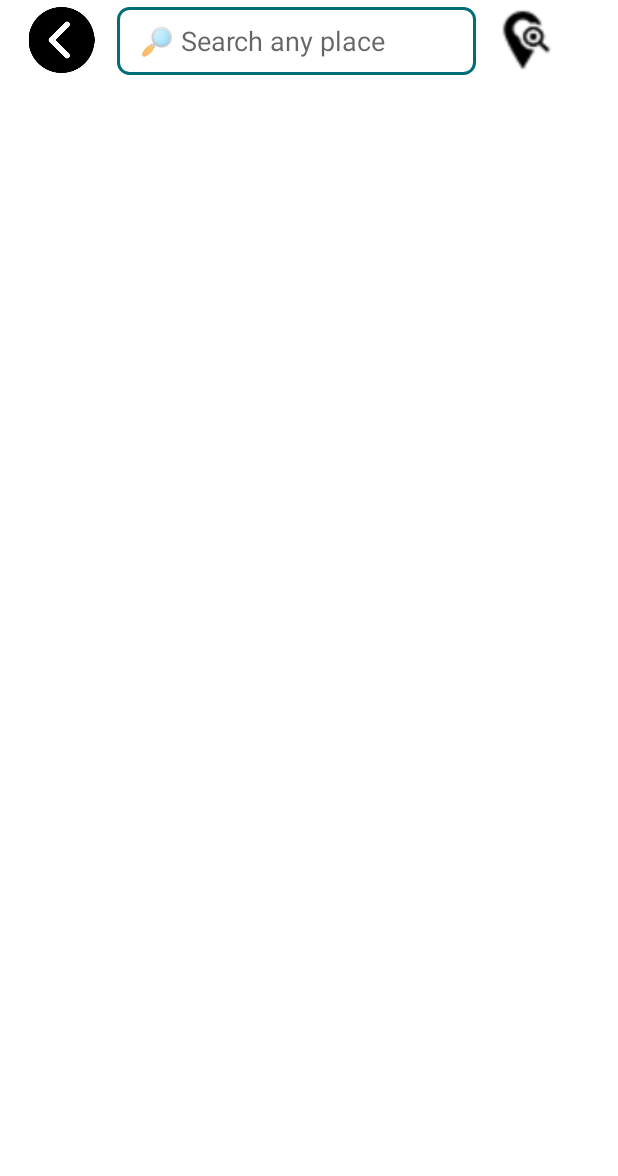
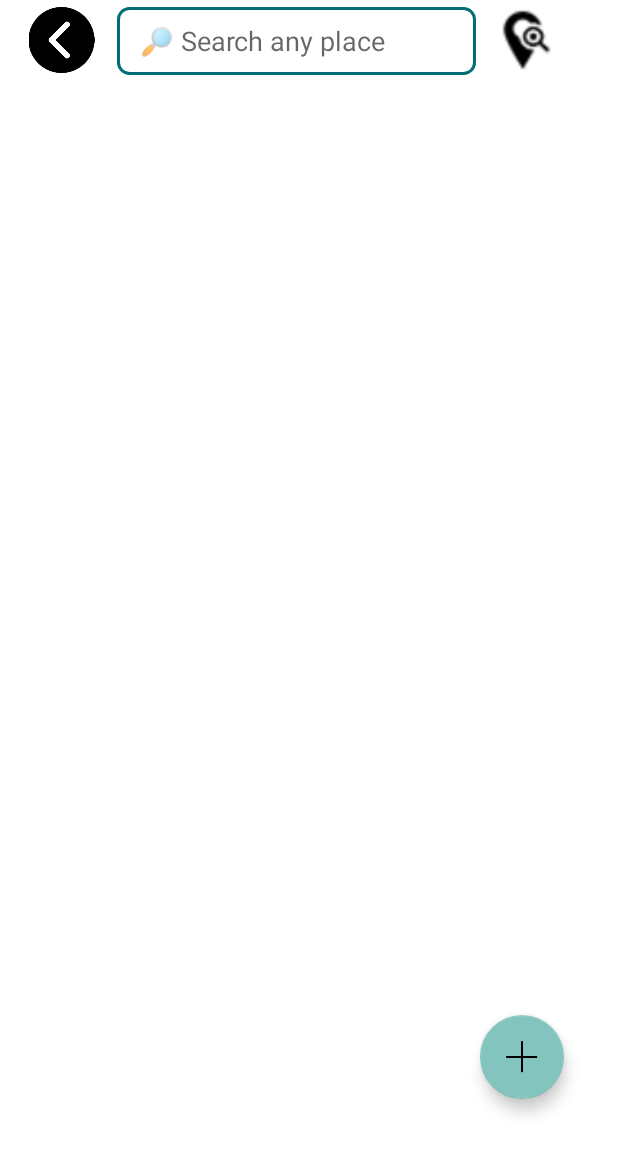
Before and after one commit to BhautikPethani/Android_GoogleMap, an Android app: the AddNewPlace screen opened directly, with no data from a screen before it, on a phone screen of 412 x 824 dp, the part 53-1229 px from its top. Run offline under Robolectric (Android 15) with nearby library versions, the light colour scheme and no system bars; Roboto replaces fonts that are not available here.

Commit message:
Add New place functionality has been done

```diff
--- a/app/src/main/java/com/example/fa_bhautikpethani_c0854487_android/services/DBHelper.java
+++ b/app/src/main/java/com/example/fa_bhautikpethani_c0854487_android/services/DBHelper.java
@@ -24,7 +24,7 @@ public class DBHelper extends SQLiteOpenHelper {
     public void onCreate(SQLiteDatabase sqLiteDatabase) {
         String sqlQuery = "CREATE TABLE IF NOT EXISTS " + TABLE_NAME + "(" +
                 COLUMN_ID + " INTEGER NOT NULL CONSTRAINT product_pk PRIMARY KEY AUTOINCREMENT, " +
-                COLUMN_ADDRESS + " VARCHAR(200) NOT NULL, " +
+                COLUMN_ADDRESS + " VARCHAR(100) NOT NULL, " +
                 COLUMN_LATITUDE + " DOUBLE NOT NULL, " +
                 COLUMN_LONGITUDE + " DOUBLE NOT NULL, " +
                 COLUMN_STATUS + " INTEGER NOT NULL);";
--- a/app/src/main/res/layout/activity_add_new_place.xml
+++ b/app/src/main/res/layout/activity_add_new_place.xml
@@ -66,4 +66,16 @@
         app:layout_constraintStart_toEndOf="@+id/btnBack"
         app:layout_constraintTop_toTopOf="parent" />
 
+    <com.google.android.material.floatingactionbutton.FloatingActionButton
+        android:id="@+id/btnAddPlace"
+        android:layout_width="wrap_content"
+
+        android:layout_height="wrap_content"
+        android:layout_marginEnd="36dp"
+        android:layout_marginBottom="56dp"
+        android:onClick="addPlaceToDB"
+        android:src="@drawable/add"
+        app:layout_constraintBottom_toBottomOf="parent"
+        app:layout_constraintEnd_toEndOf="parent" />
+
 </androidx.constraintlayout.widget.ConstraintLayout>
```
Also changed, not shown: app/src/main/java/com/example/fa_bhautikpethani_c0854487_android/AddNewPlace.java (+53 -5 lines), app/src/main/java/com/example/fa_bhautikpethani_c0854487_android/Model/Place.java (+4 -4 lines), app/src/main/res/layout/activity_main.xml (+5 -6 lines), app/src/main/res/drawable/add.png, app/src/main/res/drawable/rounded_add.png (added).
